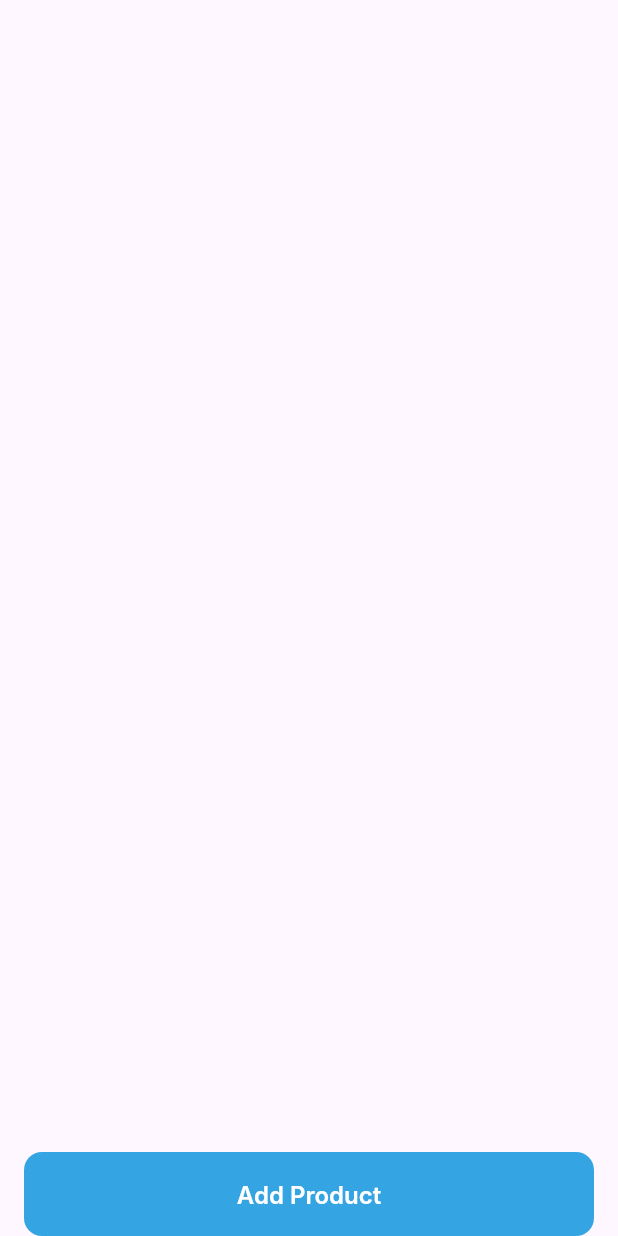
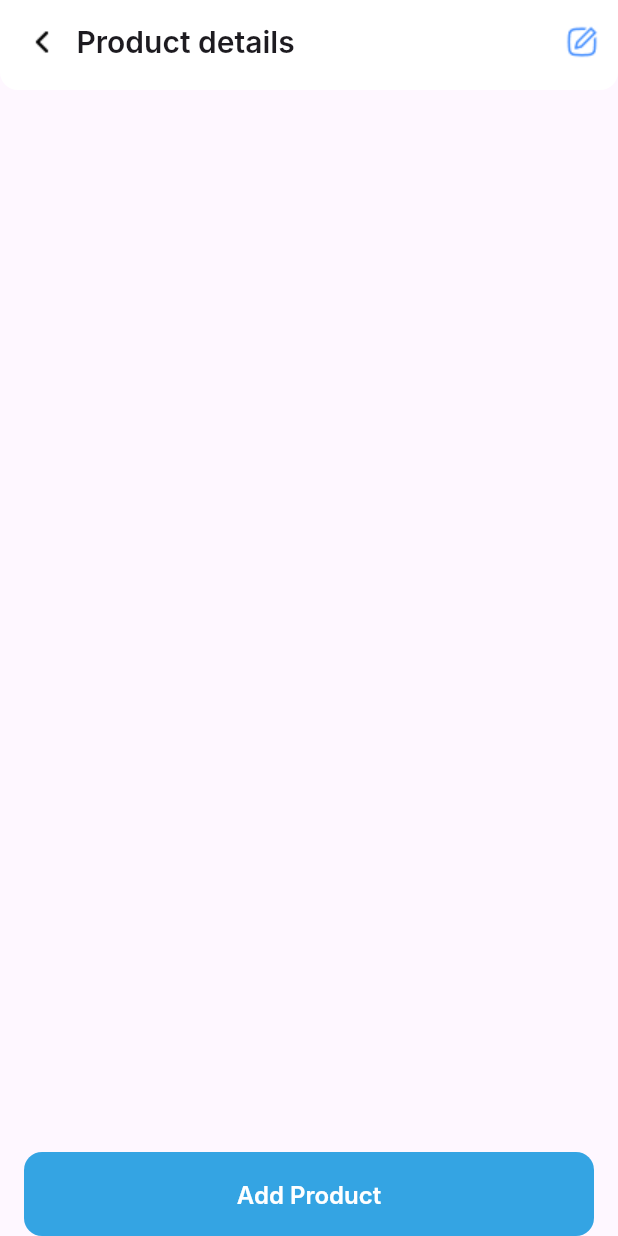
Before and after one commit to damjan-Igrowth/INT-Milan_Zezelj-Shop, a Flutter app: the screen it shows after launch, after a tap on "Add Product", on a phone screen of 412 x 824 dp. Run offline on Flutter 3.47's test engine with Material 3 defaults, Android fonts, the phone set to English and light mode, and no system bars; Roboto replaces fonts that are missing (Inter).

Commit message:
Did some touch-ups on app bar

```diff
--- a/lib/screens/home_screen.dart
+++ b/lib/screens/home_screen.dart
@@ -1,5 +1,6 @@
 import 'package:flutter/material.dart';
 import 'package:tech_byte/utils/constants.dart';
+import 'package:tech_byte/widgets/app_bar_widget.dart';
 import 'package:tech_byte/widgets/button_widget.dart';
 
 class HomeScreen extends StatefulWidget {
@@ -13,6 +14,15 @@ class _HomeScreenState extends State<HomeScreen> {
   @override
   Widget build(BuildContext context) {
     return Scaffold(
+      appBar: TBAppBar(
+        title: "Product details",
+        actions: [
+          IconButton(
+            icon: Image.asset("assets/edit_icon.png"),
+            onPressed: () {},
+          )
+        ],
+      ),
       body: Container(
         padding: EdgeInsets.symmetric(
           horizontal: TBDimensions.app.screenMarginSize,
@@ -24,7 +34,10 @@ class _HomeScreenState extends State<HomeScreen> {
             children: [
               TBButton(
                 type: TBButtonType.filled,
-                onPressed: () {},
+                onPressed: () {
+                  Navigator.of(context).push(
+                      MaterialPageRoute(builder: (context) => HomeScreen()));
+                },
                 text: "Add Product",
               ),
             ],
--- a/lib/utils/constants.dart
+++ b/lib/utils/constants.dart
@@ -26,4 +26,5 @@ class _TBAppBarDimensions {
   final iconSize = 32.0;
   final borderRadius = 12.0;
   final titleFontSize = 20.0;
+  final specialTitleFontSize = 23.33;
 }
--- a/lib/widgets/app_bar_widget.dart
+++ b/lib/widgets/app_bar_widget.dart
@@ -34,22 +34,23 @@ class TBAppBar extends StatelessWidget implements PreferredSizeWidget {
           ? Row(
               mainAxisAlignment: MainAxisAlignment.start,
               children: [
-                Image.asset("assets/app_bar_icon.png", height: 32, width: 32),
+                Image.asset("assets/app_bar_icon.png",
+                    height: TBDimensions.appBar.iconSize,
+                    width: TBDimensions.appBar.iconSize),
                 const SizedBox(width: 5),
                 ShaderMask(
                   blendMode: BlendMode.srcIn,
-                  shaderCallback: (bounds) => LinearGradient(
-                    colors: [
-                      TBColor.appBar.greenGradientColor,
-                      TBColor.appBar.blueGradientColor
-                    ],
-                  ).createShader(
-                    Rect.fromLTWH(0, 0, bounds.width, bounds.height),
-                  ),
+                  shaderCallback: (bounds) => LinearGradient(colors: [
+                    TBColor.appBar.greenGradientColor,
+                    TBColor.appBar.blueGradientColor
+                  ]).createShader(
+                      Rect.fromLTWH(0, 0, bounds.width, bounds.height)),
                   child: RichText(
-                    text: const TextSpan(
-                      style: TextStyle(fontSize: 23.33, color: Colors.black),
-                      children: [
+                    text: TextSpan(
+                      style: TextStyle(
+                          fontSize: TBDimensions.appBar.specialTitleFontSize,
+                          color: Colors.black),
+                      children: const [
                         TextSpan(text: "Tech"),
                         TextSpan(
                             text: "Byte",
@@ -62,7 +63,10 @@ class TBAppBar extends StatelessWidget implements PreferredSizeWidget {
             )
           : Text(
               title!,
-              style: const TextStyle(fontSize: 20, fontWeight: FontWeight.w600),
+              style: TextStyle(
+                  fontSize: TBDimensions.appBar.titleFontSize,
+                  fontWeight: FontWeight.w600,
+                  fontFamily: "Inter"),
             ),
       actions: title == null ? null : actions,
     );
--- a/pubspec.yaml
+++ b/pubspec.yaml
@@ -17,6 +17,8 @@ dev_dependencies:
 
 flutter:
   uses-material-design: true
+  assets:
+    - assets/
 
 fonts:
   - family: Inter
```
